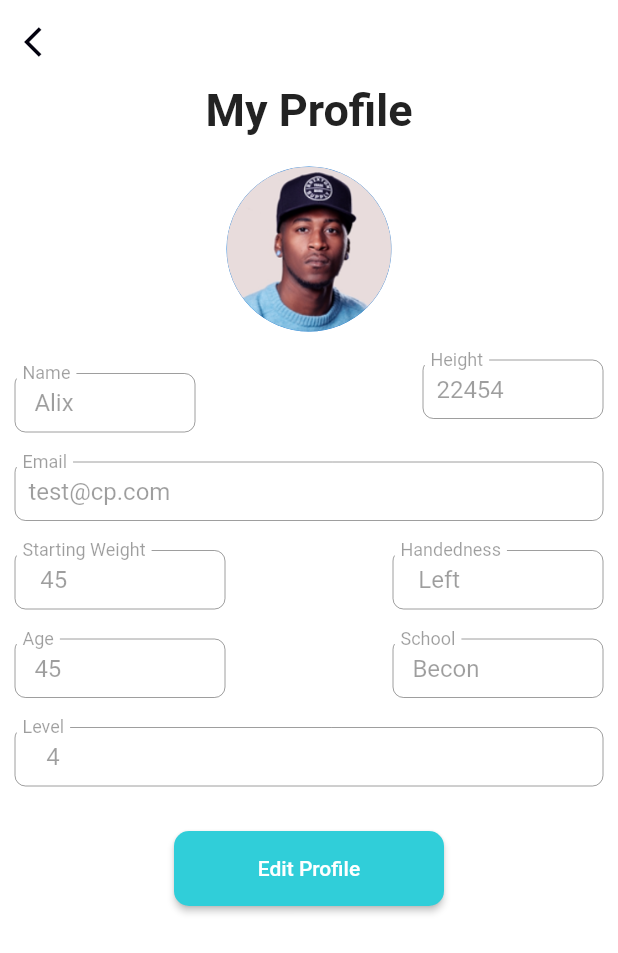
After one commit to muhammadzubair7068888/connect_flutter, a Flutter app: the ProfileScreen screen opened directly, on a phone screen of 412 x 824 dp. The commit adds this screen. Shown: the top 953 px of the screen. Run offline on Flutter 3.47's test engine with Material 2 defaults, Android fonts, the phone set to English and light mode, and no system bars; our stand-ins replace hexcolor.

Commit message:
commit by qasim

```diff
--- a/lib/main.dart
+++ b/lib/main.dart
@@ -1,3 +1,4 @@
+import 'package:connect/screens/profile_screen.dart';
 import 'package:connect/screens/signIn_screen.dart';
 import 'package:connect/screens/welcome_screen.dart';
 import 'package:flutter/material.dart';
@@ -15,12 +16,11 @@ class MyApp extends StatelessWidget {
   Widget build(BuildContext context) {
     return MaterialApp(
       debugShowCheckedModeBanner: false,
-      // theme: ThemeData(
-      //     errorColor: Colors.red,
-      //   colorScheme:
-      //       ThemeData().colorScheme.copyWith(primary: HexColor("#30CED9")
-      //       ),
-      // ),
+      theme: ThemeData(
+        errorColor: Colors.red,
+        colorScheme:
+            ThemeData().colorScheme.copyWith(primary: HexColor("#30CED9")),
+      ),
       home: WelcomeScreen(),
     );
   }
--- /dev/null
+++ b/lib/screens/profile_screen.dart
@@ -0,0 +1,289 @@
+import 'package:flutter/material.dart';
+import 'package:hexcolor/hexcolor.dart';
+
+class ProfileScreen extends StatefulWidget {
+  const ProfileScreen({Key? key}) : super(key: key);
+
+  @override
+  State<ProfileScreen> createState() => _ProfileScreenState();
+}
+
+class _ProfileScreenState extends State<ProfileScreen> {
+  @override
+  final _formKey = GlobalKey<FormState>();
+
+  @override
+  Widget build(BuildContext context) {
+    return Scaffold(
+        backgroundColor: HexColor("#FFFFFF"),
+        appBar: AppBar(
+          elevation: 0.0,
+          backgroundColor: HexColor("#FFFFFF"),
+          leading: IconButton(
+            icon: Icon(
+              Icons.arrow_back_ios,
+              color: HexColor("#02010E"),
+            ),
+            onPressed: () {},
+          ),
+        ),
+        body: SingleChildScrollView(
+          child: Center(
+            child: Column(
+              children: [
+                Text(
+                  "My Profile",
+                  style: TextStyle(
+                      color: HexColor("#222222"),
+                      fontSize: 30,
+                      fontWeight: FontWeight.w600),
+                ),
+                formFielf(formKey: _formKey)
+              ],
+            ),
+          ),
+        ));
+  }
+}
+
+class formFielf extends StatefulWidget {
+  const formFielf({
+    Key? key,
+    required GlobalKey<FormState> formKey,
+  })  : _formKey = formKey,
+        super(key: key);
+
+  final GlobalKey<FormState> _formKey;
+
+  @override
+  State<formFielf> createState() => _formFielfState();
+}
+
+class _formFielfState extends State<formFielf> {
+  String name = "  Alix";
+  String height = " 22454";
+  String email = " test@cp.com";
+  String strWeight = "   45";
+  String handedness = "   Left";
+  String age = "  45";
+  String Scl = "  Becon";
+  String lvl = "    4";
+  bool btnPress = false;
+  @override
+  Widget build(BuildContext context) {
+    return Padding(
+        padding: const EdgeInsets.only(left: 10, right: 10, top: 10),
+        child: Column(
+          mainAxisAlignment: MainAxisAlignment.start,
+          children: [
+            Padding(
+              padding: const EdgeInsets.symmetric(vertical: 10),
+              child: CircleAvatar(
+                backgroundImage: AssetImage("images/profile.png"),
+                radius: 55,
+                child: Stack(
+                  children: [
+                    Align(
+                      alignment: Alignment.bottomRight,
+                      child: btnPress
+                          ? CircleAvatar(
+                              radius: 18,
+                              backgroundColor: Colors.white70,
+                              child: IconButton(
+                                icon: Icon(
+                                  Icons.camera_alt,
+                                  color: Colors.black,
+                                ),
+                                onPressed: () {},
+                              ),
+                            )
+                          : CircleAvatar(
+                              backgroundColor: Colors.transparent,
+                            ),
+                    )
+                  ],
+                ),
+              ),
+            ),
+            Row(
+              mainAxisAlignment: MainAxisAlignment.spaceBetween,
+              children: [
+                Padding(
+                  padding: const EdgeInsets.only(top: 18.0),
+                  child: Container(
+                    width: 120,
+                    child: TextField(
+                      enabled: btnPress,
+                      controller: TextEditingController()..text = '$name',
+                      onChanged: (nam) {
+                        name = nam;
+                      },
+                      autofocus: false,
+                      decoration: InputDecoration(
+                        isCollapsed: true,
+                        contentPadding: EdgeInsets.fromLTRB(5, 10, 5, 10),
+                        labelText: 'Name',
+                        border: OutlineInputBorder(
+                          borderRadius: BorderRadius.circular(7.0),
+                        ),
+                      ),
+                    ),
+                  ),
+                ),
+                Container(
+                  width: 120,
+                  child: TextField(
+                    enabled: btnPress,
+                    controller: TextEditingController()..text = '$height',
+                    onChanged: (high) {
+                      height = high;
+                    },
+                    decoration: InputDecoration(
+                      labelText: "Height",
+                      isCollapsed: true,
+                      contentPadding: EdgeInsets.fromLTRB(5, 10, 5, 10),
+                      border: OutlineInputBorder(
+                          borderRadius: BorderRadius.circular(7.0)),
+                    ),
+                  ),
+                ),
+              ],
+            ),
+            Padding(
+              padding: const EdgeInsets.only(top: 20.0),
+              child: Container(
+                child: TextField(
+                  enabled: btnPress,
+                  controller: TextEditingController()..text = '$email',
+                  onChanged: (eml) {
+                    email = eml;
+                  },
+                  decoration: InputDecoration(
+                      isCollapsed: true,
+                      contentPadding: EdgeInsets.fromLTRB(5, 10, 5, 10),
+                      border: OutlineInputBorder(
+                          borderRadius: BorderRadius.circular(7.0)),
+                      labelText: "Email"),
+                ),
+              ),
+            ),
+            Padding(
+              padding: const EdgeInsets.only(top: 20.0),
+              child: Row(
+                mainAxisAlignment: MainAxisAlignment.spaceBetween,
+                children: [
+                  Container(
+                    width: 140,
+                    child: TextField(
+                      enabled: btnPress,
+                      controller: TextEditingController()..text = '$strWeight',
+                      onChanged: (weight) {
+                        strWeight = weight;
+                      },
+                      decoration: InputDecoration(
+                          isCollapsed: true,
+                          contentPadding: EdgeInsets.fromLTRB(5, 10, 5, 10),
+                          border: OutlineInputBorder(
+                              borderRadius: BorderRadius.circular(7.0)),
+                          labelText: "Starting Weight"),
+                    ),
+                  ),
+                  Container(
+                    width: 140,
+                    child: TextField(
+                      enabled: btnPress,
+                      controller: TextEditingController()..text = '$handedness',
+                      onChanged: (hndedness) {
+                        handedness = hndedness;
+                      },
+                      decoration: InputDecoration(
+                          isCollapsed: true,
+                          contentPadding: EdgeInsets.fromLTRB(5, 10, 5, 10),
+                          border: OutlineInputBorder(
+                              borderRadius: BorderRadius.circular(7.0)),
+                          labelText: "Handedness"),
+                    ),
+                  ),
+                ],
+              ),
+            ),
+            Padding(
+              padding: const EdgeInsets.only(top: 20.0),
+              child: Row(
+                mainAxisAlignment: MainAxisAlignment.spaceBetween,
+                children: [
+                  Container(
+                    width: 140,
+                    child: TextField(
+                      enabled: btnPress,
+                      controller: TextEditingController()..text = '$age',
+                      onChanged: (Age) {
+                        age = Age;
+                      },
+                      decoration: InputDecoration(
+                          isCollapsed: true,
+                          contentPadding: EdgeInsets.fromLTRB(5, 10, 5, 10),
+                          border: OutlineInputBorder(
+                              borderRadius: BorderRadius.circular(7.0)),
+                          labelText: "Age"),
+                    ),
+                  ),
+                  Container(
+                    width: 140,
+                    child: TextField(
+                      enabled: btnPress,
+                      controller: TextEditingController()..text = '$Scl',
+                      onChanged: (scol) {
+                        Scl = scol;
+                      },
+                      decoration: InputDecoration(
+                          isCollapsed: true,
+                          contentPadding: EdgeInsets.fromLTRB(5, 10, 5, 10),
+                          border: OutlineInputBorder(
+                              borderRadius: BorderRadius.circular(7.0)),
+                          labelText: "School"),
+                    ),
+                  ),
+                ],
+              ),
+            ),
+            Padding(
+              padding: const EdgeInsets.only(top: 20.0),
+              child: Container(
+                child: TextField(
+                  enabled: btnPress,
+                  controller: TextEditingController()..text = '$lvl',
+                  onChanged: (level) {
+                    lvl = level;
+                  },
+                  decoration: InputDecoration(
+                      isCollapsed: true,
+                      contentPadding: EdgeInsets.fromLTRB(5, 10, 5, 10),
+                      border: OutlineInputBorder(
+                          borderRadius: BorderRadius.circular(7.0)),
+                      labelText: "Level"),
+                ),
+              ),
+            ),
+            Padding(
+              padding:
+                  const EdgeInsets.symmetric(vertical: 30.0, horizontal: 20),
+              child: SizedBox(
+                width: 180,
+                child: ElevatedButton(
+                    style: ElevatedButton.styleFrom(
+                        minimumSize: Size.fromHeight(50),
+                        shape: RoundedRectangleBorder(
+                            borderRadius: BorderRadius.circular(10.0))),
+                    onPressed: () {
+                      setState(() {
+                        btnPress = !btnPress;
+                      });
+                    },
+                    child: btnPress ? Text("Submit") : Text("Edit Profile")),
+              ),
+            ),
+          ],
+        ));
+  }
+}
--- a/lib/screens/signIn_screen.dart
+++ b/lib/screens/signIn_screen.dart
@@ -1,5 +1,6 @@
 // ignore_for_file: dead_code
 
+import 'package:connect/screens/profile_screen.dart';
 import 'package:connect/screens/term_and_condition.dart';
 import 'package:flutter/material.dart';
 import 'package:hexcolor/hexcolor.dart';
@@ -23,7 +24,9 @@ class _SignInScreenState extends State<SignInScreen> {
         elevation: 0.0,
         leading: IconButton(
           icon: Icon(Icons.arrow_back_ios),
-            onPressed: () {},
+          onPressed: () {
+            Navigator.pop(context);
+          },
         ),
       ),
       body: Stack(children: [
@@ -33,20 +36,17 @@ class _SignInScreenState extends State<SignInScreen> {
               borderRadius: BorderRadius.only(
                   topLeft: Radius.circular(30.0),
                   topRight: Radius.circular(30))),
-          ),
-          SingleChildScrollView(
           child: Column(
             children: [
               Padding(
-                  padding:
-                      EdgeInsets.symmetric(vertical: 50.0, horizontal: 30.0),
+                padding: EdgeInsets.symmetric(vertical: 50.0, horizontal: 30.0),
                 child: Row(
                   mainAxisAlignment: MainAxisAlignment.start,
                   children: [
                     Text(
                       "Sign in",
-                        style: TextStyle(
-                            fontWeight: FontWeight.w500, fontSize: 30),
+                      style:
+                          TextStyle(fontWeight: FontWeight.w500, fontSize: 30),
                     ),
                   ],
                 ),
@@ -147,6 +147,7 @@ class _SignInScreenState extends State<SignInScreen> {
             ],
           ),
         ),
-        ]));
+      ]),
+    );
   }
 }
--- a/lib/screens/term_and_condition.dart
+++ b/lib/screens/term_and_condition.dart
@@ -1,3 +1,4 @@
+import 'package:connect/screens/signIn_screen.dart';
 import 'package:flutter/material.dart';
 import 'package:hexcolor/hexcolor.dart';
 
--- a/lib/screens/welcome_screen.dart
+++ b/lib/screens/welcome_screen.dart
@@ -1,3 +1,4 @@
+import 'package:connect/screens/signIn_screen.dart';
 import 'package:flutter/material.dart';
 import 'package:hexcolor/hexcolor.dart';
 
@@ -24,11 +25,12 @@ class _WelcomeScreenState extends State<WelcomeScreen> {
               style: TextStyle(
                   color: HexColor("#222222"),
                   fontSize: 40,
-                  fontWeight: FontWeight.w500),
+                  fontWeight: FontWeight.w600),
             ),
           )),
-      body: Padding(
-        padding: const EdgeInsets.symmetric(vertical: 55.0),
+      body: SingleChildScrollView(
+        child: Padding(
+          padding: const EdgeInsets.symmetric(vertical: 65.0),
           child: Center(
             child: Column(
               children: [
@@ -37,11 +39,11 @@ class _WelcomeScreenState extends State<WelcomeScreen> {
                     width: 147,
                     child: Image(image: AssetImage("images/logo.png"))),
                 Padding(
-                padding: EdgeInsets.only(top: 20.0),
+                  padding: EdgeInsets.only(top: 25.0),
                   child: Text("CONNECT",
                       style: TextStyle(
-                      fontWeight: FontWeight.w500,
-                      fontSize: 30.0,
+                        fontWeight: FontWeight.w600,
+                        fontSize: 25.0,
                       )),
                 ),
                 Padding(
@@ -62,17 +64,24 @@ class _WelcomeScreenState extends State<WelcomeScreen> {
                             fontSize: 27)),
                   ])),
                 ),
-              SizedBox(height: 70),
+                SizedBox(
+                  height: 100,
+                ),
                 Padding(
                   padding: const EdgeInsets.symmetric(
-                    vertical: 30.0, horizontal: 30.0),
+                      vertical: 50.0, horizontal: 30.0),
                   child: ElevatedButton(
                     style: ElevatedButton.styleFrom(
                         minimumSize: Size.fromHeight(50),
                         primary: HexColor("#30CED9"),
                         shape: RoundedRectangleBorder(
                             borderRadius: BorderRadius.circular(12.0))),
-                  onPressed: () {},
+                    onPressed: () {
+                      Navigator.push(
+                          context,
+                          MaterialPageRoute(
+                              builder: (context) => SignInScreen()));
+                    },
                     child: Text("Sign In",
                         style: TextStyle(
                           fontSize: 20,
@@ -83,6 +92,7 @@ class _WelcomeScreenState extends State<WelcomeScreen> {
             ),
           ),
         ),
+      ),
     );
   }
 }
--- a/pubspec.yaml
+++ b/pubspec.yaml
@@ -59,7 +59,7 @@ flutter:
 
   # To add assets to your application, add an assets section, like this:
   assets:
-    - images/logo.png
+    - images/
 
 
   # An image asset can refer to one or more resolution-specific "variants", see
```
Also changed, not shown: images/logo.png, images/profile.png (added). Lines whose indentation alone changed are shown as unchanged.
